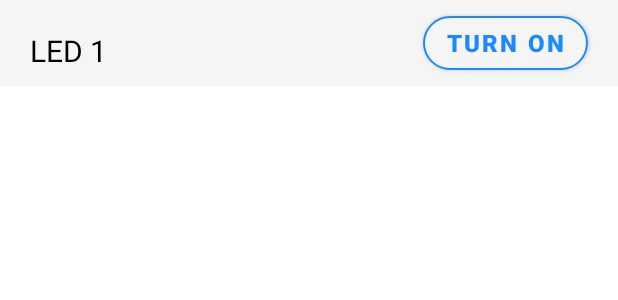
After one commit to srideep-banerjee/Led-IOT-NodeMCU, an Android app: the layout led_controls.xml on its own in the app's theme, with its tools: preview values and no code run, on a phone screen of 412 x 824 dp. The commit adds this screen. Shown: the top 300 px of the screen. Run offline under Robolectric (Android 15) with nearby library versions, the phone set to English and light mode, and no system bars.

Commit message:
Added 3 led ui

```diff
--- a/app/build.gradle
+++ b/app/build.gradle
@@ -38,7 +38,7 @@ dependencies {
     implementation 'androidx.appcompat:appcompat:1.6.1'
     implementation 'com.google.android.material:material:1.8.0'
     implementation 'androidx.constraintlayout:constraintlayout:2.1.4'
-    implementation 'com.squareup.okhttp3:okhttp:4.10.0'
+    implementation 'com.squareup.okhttp3:okhttp:3.9.1'
     testImplementation 'junit:junit:4.13.2'
     androidTestImplementation 'androidx.test.ext:junit:1.1.5'
     androidTestImplementation 'androidx.test.espresso:espresso-core:3.5.1'
--- a/app/src/main/java/com/project/lednodemcu/MainActivity.kt
+++ b/app/src/main/java/com/project/lednodemcu/MainActivity.kt
@@ -15,7 +15,7 @@ class MainActivity : AppCompatActivity() {
         setContentView(R.layout.activity_main)
         msgText = findViewById(R.id.buttonText)
         buttonText = findViewById(R.id.buttonText)
-        httpClient = OkHttpClient()
+        //httpClient = OkHttpClient()
 
     }
 }
--- /dev/null
+++ b/app/src/main/res/layout/led_controls.xml
@@ -0,0 +1,87 @@
+<?xml version="1.0" encoding="utf-8"?>
+<LinearLayout xmlns:android="http://schemas.android.com/apk/res/android"
+    xmlns:app="http://schemas.android.com/apk/res-auto"
+    xmlns:tools="http://schemas.android.com/tools"
+    android:layout_width="match_parent"
+    android:layout_height="wrap_content"
+    android:background="@color/backgroundVarient"
+    android:orientation="vertical">
+
+    <androidx.constraintlayout.widget.ConstraintLayout
+        android:layout_width="match_parent"
+        android:layout_height="match_parent">
+
+        <TextView
+            android:id="@+id/ledTV"
+            android:layout_width="wrap_content"
+            android:layout_height="wrap_content"
+            android:layout_marginStart="20dp"
+            android:layout_marginTop="20dp"
+            android:layout_marginBottom="10dp"
+            android:text="LED 1"
+            android:textColor="@color/textColor"
+            android:textSize="20sp"
+            app:layout_constraintBottom_toBottomOf="parent"
+            app:layout_constraintStart_toStartOf="parent"
+            app:layout_constraintTop_toTopOf="parent" />
+
+        <ProgressBar
+            android:id="@+id/ledProgressBar"
+            android:layout_width="wrap_content"
+            android:layout_height="wrap_content"
+            android:layout_marginEnd="10dp"
+            android:indeterminateTint="?attr/colorPrimary"
+            android:visibility="invisible"
+            app:layout_constraintBottom_toBottomOf="@+id/ledButton"
+            app:layout_constraintEnd_toStartOf="@+id/ledButton"
+            app:layout_constraintTop_toTopOf="@+id/ledButton" />
+
+        <com.google.android.material.button.MaterialButton
+            android:id="@+id/ledButton"
+            android:layout_width="wrap_content"
+            android:layout_height="wrap_content"
+            android:layout_marginEnd="20dp"
+            android:backgroundTint="@color/backgroundVarient"
+            android:text="Turn on"
+            android:textColor="@color/bluePrimary"
+            android:textSize="16sp"
+            android:textStyle="bold"
+            app:cornerRadius="20dp"
+            app:layout_constraintBottom_toBottomOf="parent"
+            app:layout_constraintEnd_toEndOf="parent"
+            app:layout_constraintTop_toTopOf="parent"
+            app:strokeColor="@color/bluePrimary"
+            app:strokeWidth="1dp" />
+    </androidx.constraintlayout.widget.ConstraintLayout>
+
+    <androidx.constraintlayout.widget.ConstraintLayout
+        android:id="@+id/dropDown"
+        android:layout_width="match_parent"
+        android:layout_height="0dp">
+
+        <TextView
+            android:id="@+id/brightnessTV"
+            android:layout_width="wrap_content"
+            android:layout_height="wrap_content"
+            android:layout_marginStart="20dp"
+            android:text="Brightness"
+            android:textColor="@color/textColor"
+            android:textSize="18sp"
+            android:visibility="visible"
+            app:layout_constraintBottom_toBottomOf="parent"
+            app:layout_constraintStart_toStartOf="parent"
+            app:layout_constraintTop_toTopOf="parent" />
+
+        <SeekBar
+            android:id="@+id/seekBar"
+            android:layout_width="0dp"
+            android:layout_height="0dp"
+            android:layout_marginStart="10dp"
+            android:layout_marginEnd="20dp"
+            app:layout_constraintBottom_toBottomOf="@id/brightnessTV"
+            app:layout_constraintEnd_toEndOf="parent"
+            app:layout_constraintStart_toEndOf="@id/brightnessTV"
+            app:layout_constraintTop_toTopOf="@id/brightnessTV" />
+    </androidx.constraintlayout.widget.ConstraintLayout>
+
+</LinearLayout>
--- a/app/src/main/res/values-night/colors.xml
+++ b/app/src/main/res/values-night/colors.xml
@@ -2,4 +2,6 @@
 <resources>
     <color name="bluePrimary">#1770D1</color>
     <color name="background">#000000</color>
+    <color name="backgroundVarient">#0F0F0F</color>
+    <color name="textColor">#FFFFFF</color>
 </resources>
--- a/app/src/main/res/values/colors.xml
+++ b/app/src/main/res/values/colors.xml
@@ -1,5 +1,7 @@
 <?xml version="1.0" encoding="utf-8"?>
 <resources>
     <color name="bluePrimary">#1C89FF</color>
-    <color name="background">#FFFF</color>
+    <color name="background">#FFFFFF</color>
+    <color name="backgroundVarient">#F5F5F5</color>
+    <color name="textColor">#000000</color>
 </resources>
```
Also changed, not shown: app/src/main/res/layout/activity_main.xml (+31 -39 lines).
